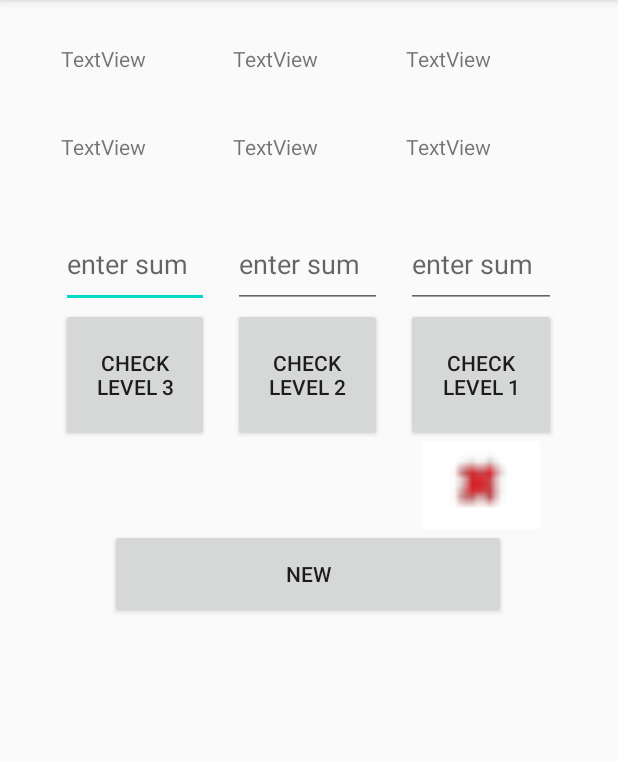
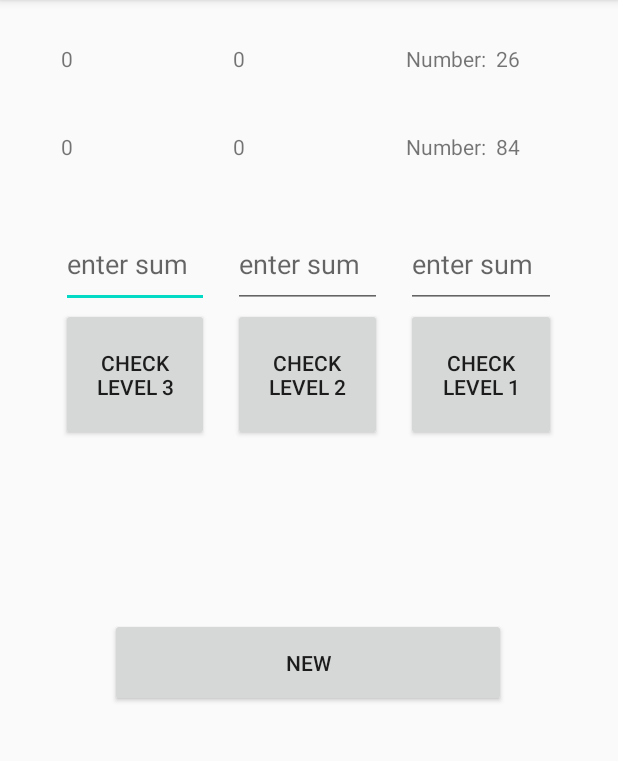
Before and after one commit to th8887/Ex010, an Android app: the screen it shows after launch (MainActivity), after a tap on "CHECK LEVEL 3", on a phone screen of 412 x 824 dp, the part 84-845 px from its top. Run offline under Robolectric (Android 15) with nearby library versions, the phone set to English and light mode, and no system bars.

Commit message:
Done and checked.

```diff
--- a/app/src/main/java/com/example/ex010/MainActivity.java
+++ b/app/src/main/java/com/example/ex010/MainActivity.java
@@ -18,9 +18,8 @@ public class MainActivity extends AppCompatActivity {
     TextView tv11,tv12,tv21,tv22,tv31,tv32;
     Button btn,btn1,btn2,btn3;
     ImageView iv1,iv2,iv3;
-    EditText ed1,ed2,ed3;
+    EditText et1,et2,et3;
     int n1,n2,w,sum,sum1,success;
-    String s1;
     @Override
     protected void onCreate(Bundle savedInstanceState) {
         super.onCreate(savedInstanceState);
@@ -42,79 +41,93 @@ public class MainActivity extends AppCompatActivity {
         iv2=(ImageView) findViewById(R.id.iv2);
         iv3=(ImageView) findViewById(R.id.iv3);
 
-        ed1=(EditText) findViewById(R.id.et1);
-        ed2=(EditText) findViewById(R.id.et2);
-        ed3=(EditText) findViewById(R.id.et3);
+        et1=(EditText) findViewById(R.id.et1);
+        et2=(EditText) findViewById(R.id.et2);
+        et3=(EditText) findViewById(R.id.et3);
 
+        start();
     }
 
-    public void start(View view) {
-        n1=rnd.nextInt(11)+88;
-        n2=rnd.nextInt(11)+88;
+    private void start() {
+        n1=rnd.nextInt(90)+10;
+        n2=rnd.nextInt(90)+10;
         tv11.setText("Number:  "+n1);
         tv12.setText("Number:  "+n2);
         tv21.setText("0");
         tv22.setText("0");
         tv31.setText("0");
         tv32.setText("0");
-        w=sum=sum1=success=0;
+        et1.getText().clear();
+        et2.getText().clear();
+        et3.getText().clear();
+        iv1.setImageDrawable(null);
+        iv2.setImageDrawable(null);
+        iv3.setImageDrawable(null);
+        w=sum1=success=0;
     }
+
     public void level1(View view) {
-        sum=n1+n2;
-        s1= ed1.getText().toString();
-        if (s1.equals(""))
-            Toast.makeText(this, "please enter a number", Toast.LENGTH_SHORT).show();
-        sum1=Integer.parseInt(s1);
-        if(sum==sum1) {
-            iv1.setImageResource(R.drawable.good);
-            tv21.setText(sum1);
-        }
+        sum= n1+n2;
+        String s1= et1.getText().toString();
+        if(s1.equals(""))
+            Toast.makeText(this,"please enter number",Toast.LENGTH_SHORT).show();
         else {
-            iv1.setImageResource(R.drawable.notgood);
-            w++;
-            tv21.setText(sum);
+            sum1 = Integer.parseInt(s1);
+            if (sum == sum1) {
+                iv1.setImageResource(R.drawable.mark1);
+            } else {
+                iv1.setImageResource(R.drawable.mark0);
+                w++;
+            }
+            tv21.setText("" + sum);
+            n2 = rnd.nextInt(90) + 10;
+            tv22.setText("" + n2);
         }
     }
 
-    public void level2(View view) {
-        n2=rnd.nextInt();
-        tv22.setText(n2);
+    public void level2(View view){
         sum=sum+n2;
-        s1= ed2.getText().toString();
-        if (s1.equals(""))
-            Toast.makeText(this, "please enter a number", Toast.LENGTH_SHORT).show();
-        sum1=Integer.parseInt(s1);
-        if(sum==sum1) {
-            iv2.setImageResource(R.drawable.good);
-            tv31.setText(sum1);
-        }
+        String s1=et2.getText().toString();
+        if(s1.equals(""))
+            Toast.makeText(this,"please enter number",Toast.LENGTH_SHORT).show();
         else {
-            iv2.setImageResource(R.drawable.notgood);
-            w++;
-            tv31.setText(sum);
+            sum1 = Integer.parseInt(s1);
+            if (sum == sum1)
+                iv2.setImageResource(R.drawable.mark1);
+
+            else {
+                iv2.setImageResource(R.drawable.mark0);
+                w++;
+            }
+            tv31.setText("" + sum);
+            n2 = rnd.nextInt(90) + 10;
+            tv32.setText("" + n2);
         }
     }
 
-    public void level3(View view) {
-        n2=rnd.nextInt();
-        tv32.setText(n2);
+
+    public void level3(View view){
         sum=sum+n2;
-        s1= ed3.getText().toString();
-        if (s1.equals(""))
-            Toast.makeText(this, "please enter a number", Toast.LENGTH_SHORT).show();
-        sum1=Integer.parseInt(s1);
-        if(sum==sum1) {
-            iv1.setImageResource(R.drawable.good);
+        String s1=et3.getText().toString();
+        if(s1.equals(""))
+            Toast.makeText(this,"please enter number",Toast.LENGTH_SHORT).show();
+        else {
+            sum1 = Integer.parseInt(s1);
+            if (sum == sum1) {
+                iv3.setImageResource(R.drawable.mark1);
+            } else {
+                iv3.setImageResource(R.drawable.mark0);
+                w++;
+            }
+            success = ((3 - w) * 100) / 3;
+            if (success == 0)
+                Toast.makeText(this, "Success:100%  3/3", Toast.LENGTH_SHORT).show();
+            else
+                Toast.makeText(this, "Success:" + success + "%    " + "3/" + (3 - w), Toast.LENGTH_SHORT).show();
         }
-        else {
-            iv1.setImageResource(R.drawable.notgood);
-            w++;
-        }
-        success=((3-w)*100)/3;
-        if(success==0)
-            Toast.makeText(this, "Success:100%  3/3", Toast.LENGTH_SHORT).show();
-        else
-            Toast.makeText(this, "Success:"+success+"%"+"3/"+(3-w), Toast.LENGTH_SHORT).show();
     }
 
+    public void start(View view) {
+        start();
+    }
 }
--- a/app/src/main/res/layout/activity_main.xml
+++ b/app/src/main/res/layout/activity_main.xml
@@ -186,7 +186,7 @@
         <LinearLayout
             android:layout_width="match_parent"
             android:layout_height="0px"
-            android:layout_weight="10"
+            android:layout_weight="20"
             android:orientation="horizontal">
 
             <ImageView
@@ -245,9 +245,9 @@
         </LinearLayout>
 
         <Space
-            android:layout_width="wrap_content"
-            android:layout_height="wrap_content"
-            android:layout_weight="60" />
+            android:layout_width="match_parent"
+            android:layout_height="0dp"
+            android:layout_weight="50" />
 
     </LinearLayout>
 
```
Also changed, not shown: app/src/main/res/drawable/good.png (deleted), app/src/main/res/drawable/mark0.png (added), app/src/main/res/drawable/mark1.png (added), app/src/main/res/drawable/notgood.png (deleted).
